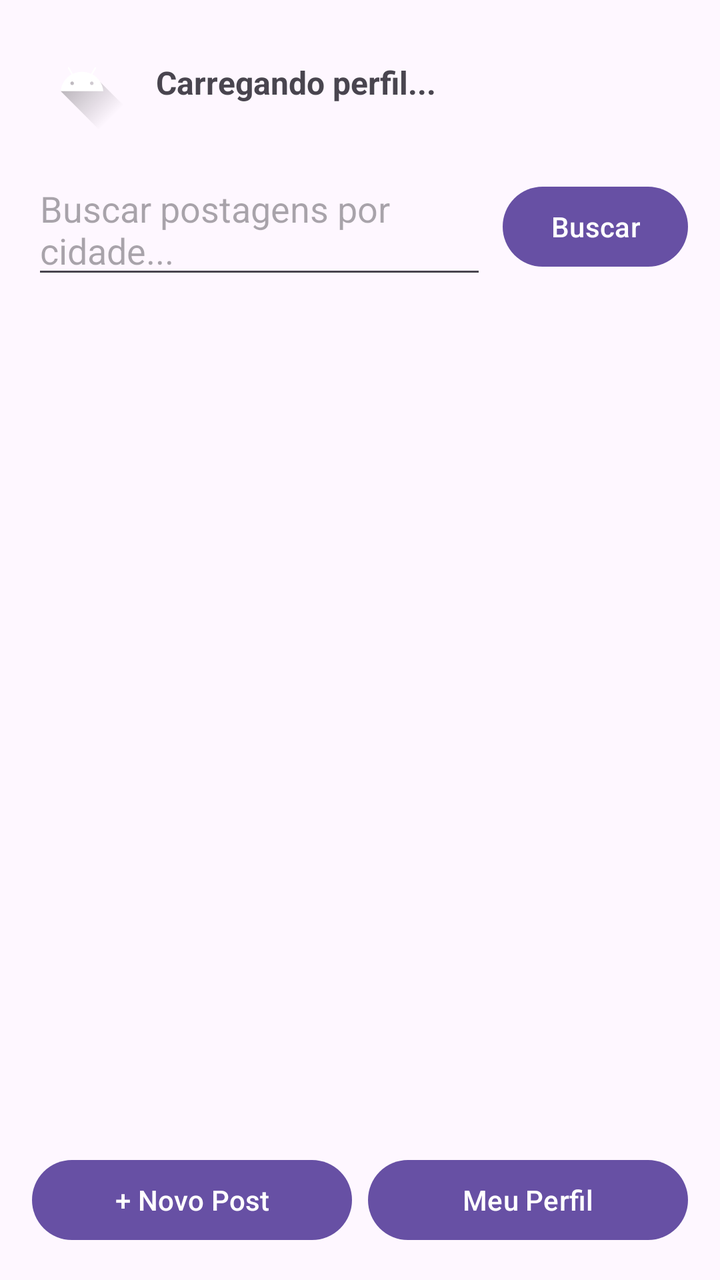
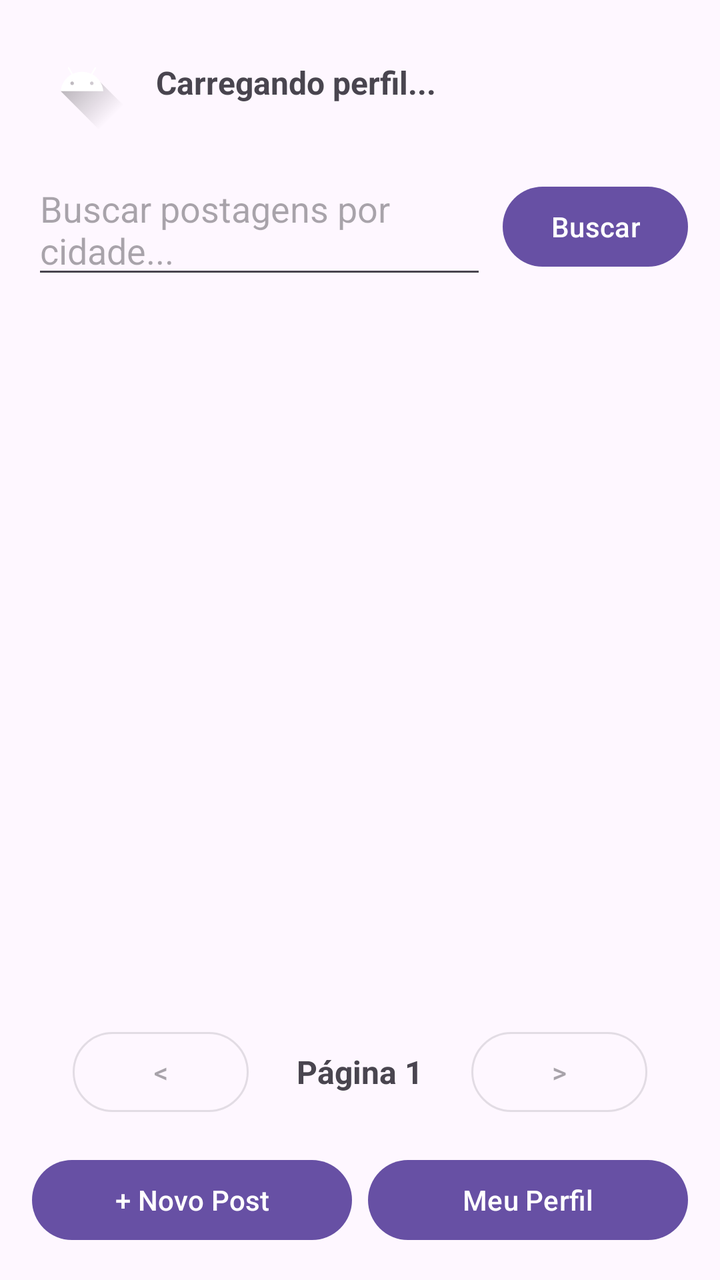

An Android layout rendered at two revisions. The XML below is the earlier revision; the diff shows what the commit changed to produce the second picture.
<!-- AndroidManifest.xml: application theme Theme.Microredesocial -->
<!-- res/layout/activity_home.xml -->
<?xml version="1.0" encoding="utf-8"?>
<androidx.constraintlayout.widget.ConstraintLayout
    xmlns:android="http://schemas.android.com/apk/res/android"
    xmlns:app="http://schemas.android.com/apk/res-auto"
    xmlns:tools="http://schemas.android.com/tools"
    android:layout_width="match_parent"
    android:layout_height="match_parent"
    android:padding="16dp"
    tools:context=".ui.HomeActivity">

    <ImageView
        android:id="@+id/imgUserProfileHome"
        android:layout_width="50dp"
        android:layout_height="50dp"
        android:scaleType="centerCrop"
        android:src="@drawable/ic_launcher_foreground"
        app:layout_constraintTop_toTopOf="parent"
        app:layout_constraintStart_toStartOf="parent" />

    <TextView
        android:id="@+id/txtUserNameHome"
        android:layout_width="0dp"
        android:layout_height="wrap_content"
        android:layout_marginStart="12dp"
        android:text="Carregando perfil..."
        android:textSize="16sp"
        android:textStyle="bold"
        app:layout_constraintTop_toTopOf="@id/imgUserProfileHome"
        app:layout_constraintBottom_toBottomOf="@id/imgUserProfileHome"
        app:layout_constraintStart_toEndOf="@id/imgUserProfileHome"
        app:layout_constraintEnd_toEndOf="parent" />

    <EditText
        android:id="@+id/edtBuscaCidade"
        android:layout_width="0dp"
        android:layout_height="wrap_content"
        android:hint="Buscar postagens por cidade..."
        android:layout_marginTop="16dp"
        app:layout_constraintTop_toBottomOf="@id/imgUserProfileHome"
        app:layout_constraintStart_toStartOf="parent"
        app:layout_constraintEnd_toStartOf="@id/btnBuscar"
        android:layout_marginEnd="8dp"/>

    <Button
        android:id="@+id/btnBuscar"
        android:layout_width="wrap_content"
        android:layout_height="wrap_content"
        android:text="Buscar"
        app:layout_constraintTop_toTopOf="@id/edtBuscaCidade"
        app:layout_constraintBottom_toBottomOf="@id/edtBuscaCidade"
        app:layout_constraintEnd_toEndOf="parent" />

    <androidx.recyclerview.widget.RecyclerView
        android:id="@+id/rvPosts"
        android:layout_width="0dp"
        android:layout_height="0dp"
        android:layout_marginTop="16dp"
        android:layout_marginBottom="16dp"
        app:layout_constraintTop_toBottomOf="@id/edtBuscaCidade"
        app:layout_constraintBottom_toTopOf="@id/btnNovoPost"
        app:layout_constraintStart_toStartOf="parent"
        app:layout_constraintEnd_toEndOf="parent" />

    <Button
        android:id="@+id/btnNovoPost"
        android:layout_width="0dp"
        android:layout_height="wrap_content"
        android:text="+ Novo Post"
        app:layout_constraintBottom_toBottomOf="parent"
        app:layout_constraintStart_toStartOf="parent"
        app:layout_constraintEnd_toStartOf="@id/btnPerfil"
        android:layout_marginEnd="8dp"/>

    <Button
        android:id="@+id/btnPerfil"
        android:layout_width="0dp"
        android:layout_height="wrap_content"
        android:text="Meu Perfil"
        app:layout_constraintBottom_toBottomOf="parent"
        app:layout_constraintStart_toEndOf="@id/btnNovoPost"
        app:layout_constraintEnd_toEndOf="parent" />

</androidx.constraintlayout.widget.ConstraintLayout>
<!-- resources referenced by this layout -->
<resources>
  <!-- drawable ic_launcher_foreground (drawable) -->
  <vector xmlns:android="http://schemas.android.com/apk/res/android"
      xmlns:aapt="http://schemas.android.com/aapt"
      android:width="108dp"
      android:height="108dp"
      android:viewportWidth="108"
      android:viewportHeight="108">
      <path android:pathData="M31,63.928c0,0 6.4,-11 12.1,-13.1c7.2,-2.6 26,-1.4 26,-1.4l38.1,38.1L107,108.928l-32,-1L31,63.928z">
          <aapt:attr name="android:fillColor">
              <gradient
                  android:endX="85.84757"
                  android:endY="92.4963"
                  android:startX="42.9492"
                  android:startY="49.59793"
                  android:type="linear">
                  <item
                      android:color="#44000000"
                      android:offset="0.0" />
                  <item
                      android:color="#00000000"
                      android:offset="1.0" />
              </gradient>
          </aapt:attr>
      </path>
      <path
          android:fillColor="#FFFFFF"
          android:fillType="nonZero"
          android:pathData="M65.3,45.828l3.8,-6.6c0.2,-0.4 0.1,-0.9 -0.3,-1.1c-0.4,-0.2 -0.9,-0.1 -1.1,0.3l-3.9,6.7c-6.3,-2.8 -13.4,-2.8 -19.7,0l-3.9,-6.7c-0.2,-0.4 -0.7,-0.5 -1.1,-0.3C38.8,38.328 38.7,38.828 38.9,39.228l3.8,6.6C36.2,49.428 31.7,56.028 31,63.928h46C76.3,56.028 71.8,49.428 65.3,45.828zM43.4,57.328c-0.8,0 -1.5,-0.5 -1.8,-1.2c-0.3,-0.7 -0.1,-1.5 0.4,-2.1c0.5,-0.5 1.4,-0.7 2.1,-0.4c0.7,0.3 1.2,1 1.2,1.8C45.3,56.528 44.5,57.328 43.4,57.328L43.4,57.328zM64.6,57.328c-0.8,0 -1.5,-0.5 -1.8,-1.2s-0.1,-1.5 0.4,-2.1c0.5,-0.5 1.4,-0.7 2.1,-0.4c0.7,0.3 1.2,1 1.2,1.8C66.5,56.528 65.6,57.328 64.6,57.328L64.6,57.328z"
          android:strokeWidth="1"
          android:strokeColor="#00000000" />
  </vector>
  <style name="Theme.Microredesocial" parent="Base.Theme.Microredesocial" />
  <style name="Base.Theme.Microredesocial" parent="Theme.Material3.DayNight.NoActionBar">
          
          
      </style>
</resources>

<!-- the commit's change to res/layout/activity_home.xml (unified diff, before → after) -->
@@ -50,16 +50,55 @@
         app:layout_constraintBottom_toBottomOf="@id/edtBuscaCidade"
         app:layout_constraintEnd_toEndOf="parent" />
 
+    
     <androidx.recyclerview.widget.RecyclerView
         android:id="@+id/rvPosts"
         android:layout_width="0dp"
         android:layout_height="0dp"
         android:layout_marginTop="16dp"
+        android:layout_marginBottom="8dp"
+        app:layout_constraintTop_toBottomOf="@id/edtBuscaCidade"
+        app:layout_constraintBottom_toTopOf="@id/layoutPaginacao"
+        app:layout_constraintStart_toStartOf="parent"
+        app:layout_constraintEnd_toEndOf="parent" />
+
+    
+    <LinearLayout
+        android:id="@+id/layoutPaginacao"
+        android:layout_width="match_parent"
+        android:layout_height="wrap_content"
+        android:orientation="horizontal"
+        android:gravity="center"
         android:layout_marginBottom="16dp"
-        app:layout_constraintTop_toBottomOf="@id/edtBuscaCidade"
         app:layout_constraintBottom_toTopOf="@id/btnNovoPost"
         app:layout_constraintStart_toStartOf="parent"
-        app:layout_constraintEnd_toEndOf="parent" />
+        app:layout_constraintEnd_toEndOf="parent">
+
+        <Button
+            android:id="@+id/btnAnterior"
+            android:layout_width="wrap_content"
+            android:layout_height="wrap_content"
+            android:text="&lt;"
+            android:enabled="false"
+            style="?attr/materialButtonOutlinedStyle"/>
+
+        <TextView
+            android:id="@+id/txtPaginaAtual"
+            android:layout_width="wrap_content"
+            android:layout_height="wrap_content"
+            android:text="Página 1"
+            android:layout_marginHorizontal="24dp"
+            android:textStyle="bold"
+            android:textSize="16sp"/>
+
+        <Button
+            android:id="@+id/btnProximo"
+            android:layout_width="wrap_content"
+            android:layout_height="wrap_content"
+            android:text="&gt;"
+            android:enabled="false"
+            style="?attr/materialButtonOutlinedStyle"/>
+    </LinearLayout>
 
     <Button
         android:id="@+id/btnNovoPost"
